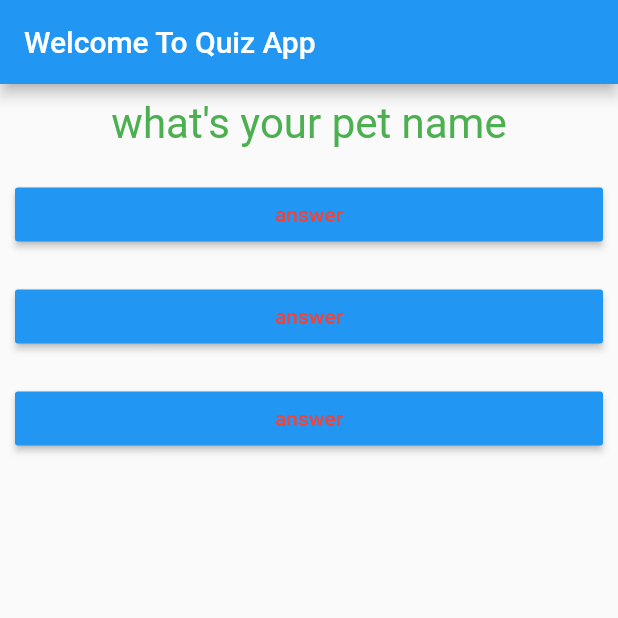
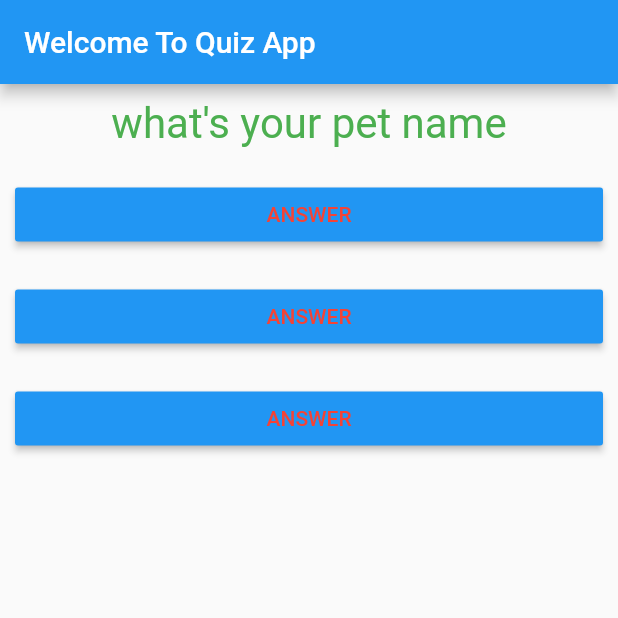
Before and after one commit to mdshadabali15/flutter-course, a Flutter app: the screen it shows after launch, on a phone screen of 412 x 824 dp, the top half of it. Run offline on Flutter 3.47's test engine with Material 2 defaults, Android fonts, the phone set to English and light mode, and no system bars.

Commit message:
Created : Custom Raised Button using Map

```diff
--- a/flutter_courses_map/lib/customButton.dart
+++ b/flutter_courses_map/lib/customButton.dart
@@ -15,7 +15,7 @@ class CustomButton extends StatelessWidget {
       width: double.infinity,
       margin: EdgeInsets.all(10.0),
       child: RaisedButton(
-        child: Text(buttonTex,style: TextStyle(color: Colors.red),),
+        child: Text(buttonTex.toUpperCase(),style: TextStyle(color: Colors.red),),
         onPressed: callBackFunction,
         color: Colors.blue,
       ),
```
